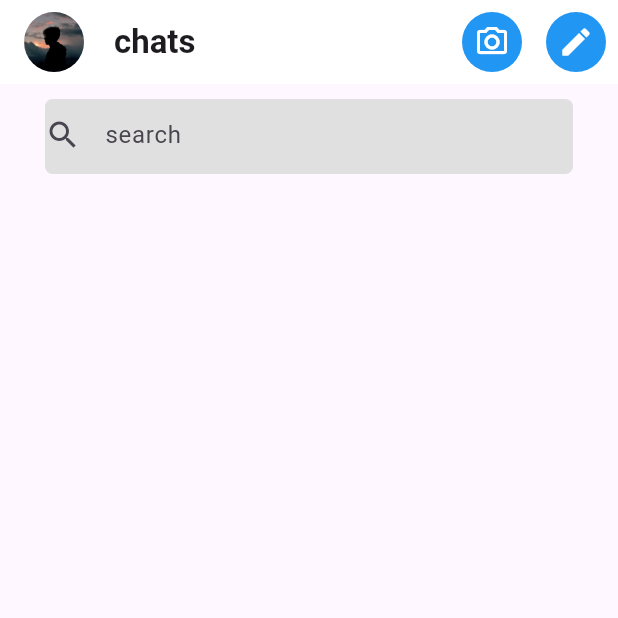
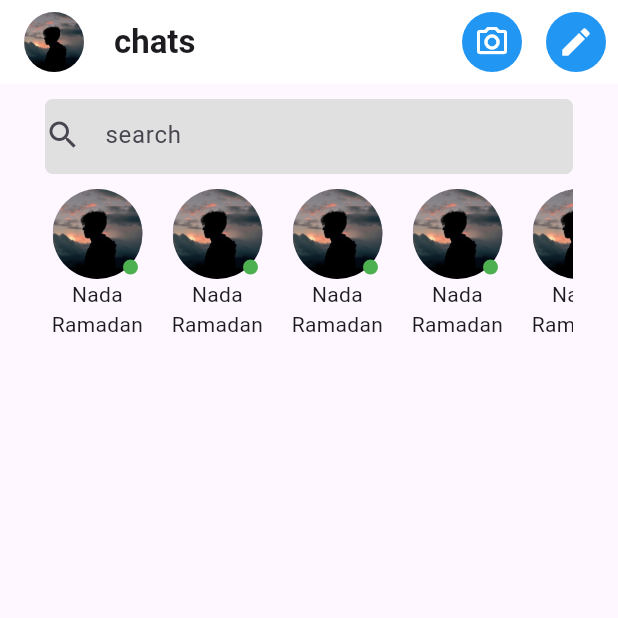
Before and after one commit to NadaRamadan/Flutter-workshop-GDSC-Cairo, a Flutter app: the screen it shows after launch, on a phone screen of 412 x 824 dp, the top half of it. Run offline on Flutter 3.47's test engine with Material 3 defaults, Android fonts, the phone set to English and light mode, and no system bars.

Commit message:
added listview to the story

```diff
--- a/lib/main.dart
+++ b/lib/main.dart
@@ -31,8 +31,8 @@ class MyHomePage extends StatelessWidget {
   Widget build(BuildContext context) {
     return Scaffold(
         appBar: AppBar(
-        backgroundColor:Colors.white,
-        elevation:0.0,
+          backgroundColor: Colors.white,
+          elevation: 0.0,
           title: Row(
             children: [
               CircleAvatar(
@@ -48,50 +48,83 @@ class MyHomePage extends StatelessWidget {
           ),
           actions: [
             IconButton(
-            onPressed: (){},
+              onPressed: () {},
               icon: CircleAvatar(
                 backgroundColor: Colors.blue,
-              child: Icon(Icons.camera_alt_outlined,color: Colors.white,),
+                child: Icon(
+                  Icons.camera_alt_outlined,
+                  color: Colors.white,
+                ),
               ),
             ),
             IconButton(
-            onPressed: (){},
+              onPressed: () {},
               icon: CircleAvatar(
                 backgroundColor: Colors.blue,
-              child: Icon(Icons.edit, color: Colors.white,),
+                child: Icon(
+                  Icons.edit,
+                  color: Colors.white,
+                ),
               ),
             )
           ],
         ),
-      body:Container(
-
+        body: Container(
           padding: EdgeInsets.symmetric(horizontal: 30.0, vertical: 10.0),
           child: Column(
-
             children: [
               Container(
                 width: 600,
                 height: 50,
                 decoration: BoxDecoration(
-                        color:Colors.grey[300],
-borderRadius: BorderRadius.circular(5.0)
-
-            ),
+                    color: Colors.grey[300],
+                    borderRadius: BorderRadius.circular(5.0)),
                 child: TextField(
-
                   decoration: InputDecoration(
                     border: InputBorder.none,
                     icon: Icon(Icons.search),
                     hintText: "search",
-
-               ),
-
                   ),
                 ),
-
+              ),
+              SizedBox(height: 10.0,),
+              Container(
+                height: 110,
+                child: ListView.separated(
+                    scrollDirection: Axis.horizontal,
+                    itemCount: 7,
+                    itemBuilder: (context, i) => buildStoryItem(),
+                    separatorBuilder: (context, i) => SizedBox(
+                          width: 10,
+                        )),
+              )
             ],
           ),
-      )
-    );
+        ));
   }
 }
+
+Widget buildStoryItem() => Container(
+      width: 70.0,
+      child: Column(
+        children: [
+          Stack(
+            alignment:AlignmentDirectional.bottomEnd,
+            children: [
+              CircleAvatar(
+                radius: 30,
+                backgroundImage: AssetImage('Images/logo.jpeg'),
+              ),
+              Padding(
+                padding:  EdgeInsetsDirectional.only(bottom: 3.0, end:3.0),
+                child: CircleAvatar(
+                  radius: 5.0,
+                  backgroundColor: Colors.green,
+                ),
+              )
+            ],
+          ),
+          Text("Nada Ramadan", textAlign: TextAlign.center,)
+        ],
+      ),
+    );
```
Lines whose indentation alone changed are shown as unchanged.
